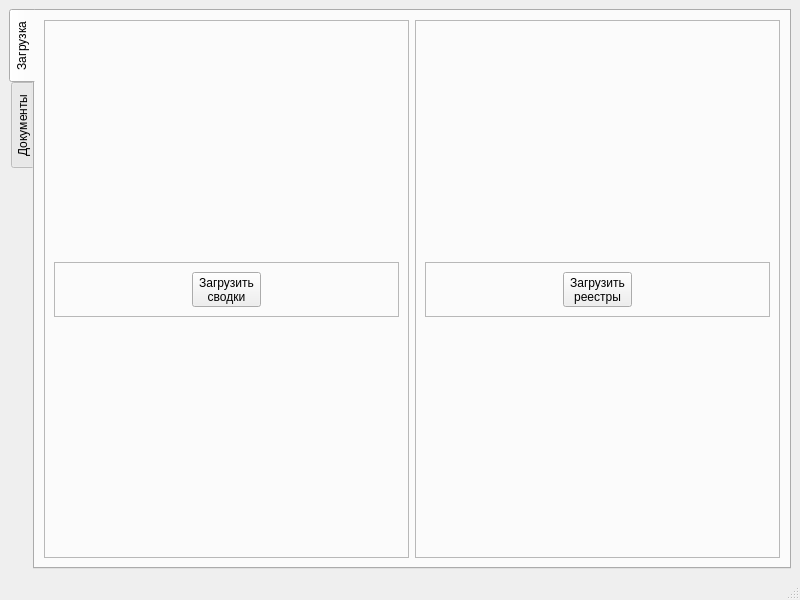
The window that src/gui/MainWindow.ui (Flk427/CrossWordsHunter) describes before a commit, drawn with Qt 5.
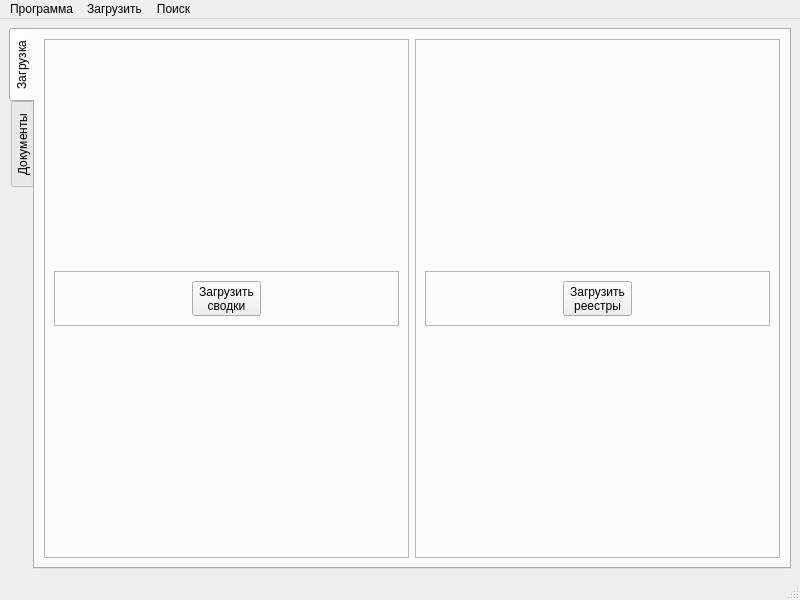
The same window after the commit. Custom widgets are drawn as their Qt base class.

What changed in the file:
```diff
--- a/src/gui/MainWindow.ui
+++ b/src/gui/MainWindow.ui
@@ -333,6 +333,27 @@
      <height>21</height>
     </rect>
    </property>
+   <widget class="QMenu" name="menu">
+    <property name="title">
+     <string>Загрузить</string>
+    </property>
+    <addaction name="actionLoadEvent"/>
+    <addaction name="actionLoadJournal"/>
+   </widget>
+   <widget class="QMenu" name="menu_2">
+    <property name="title">
+     <string>Поиск</string>
+    </property>
+   </widget>
+   <widget class="QMenu" name="menu_3">
+    <property name="title">
+     <string>Программа</string>
+    </property>
+    <addaction name="actionQuit"/>
+   </widget>
+   <addaction name="menu_3"/>
+   <addaction name="menu"/>
+   <addaction name="menu_2"/>
   </widget>
   <widget class="QStatusBar" name="statusbar"/>
  </widget>
```
Left out of the diff: 47 changed lines with no effect on the pictures.
